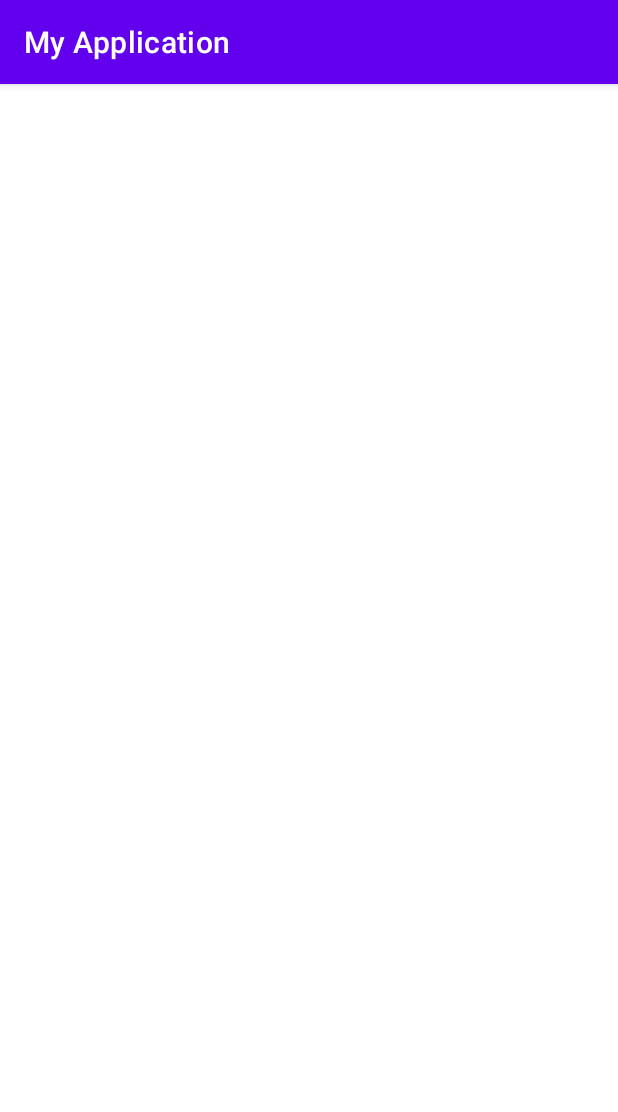
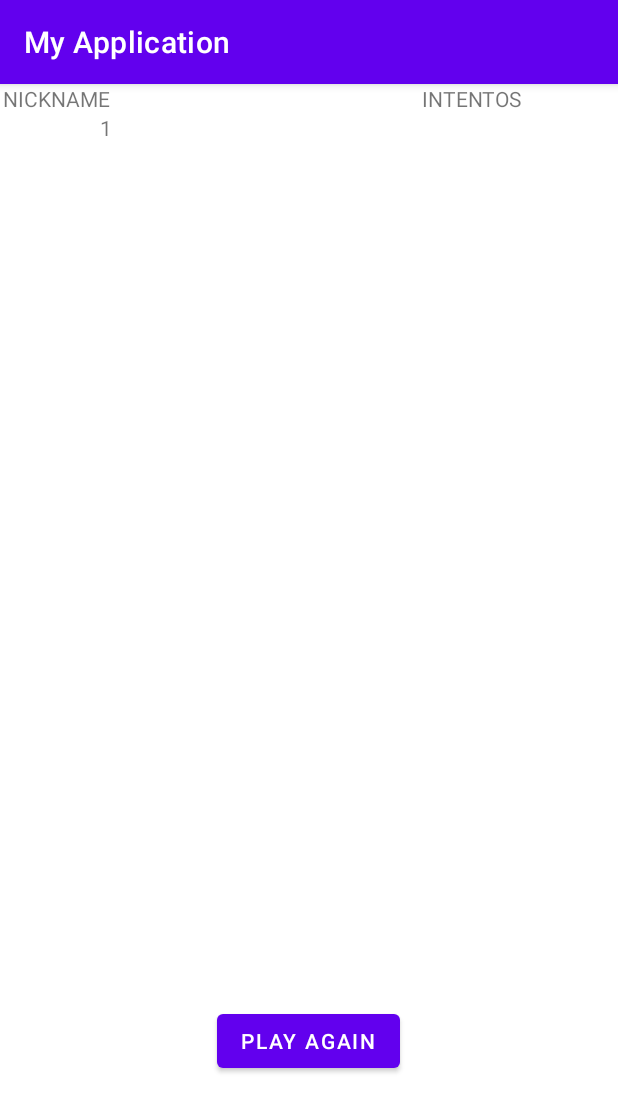
Before and after one commit to LariosAlex/ENDREVINA, an Android app: the Ranking screen opened directly, with no data from a screen before it, on a phone screen of 412 x 824 dp. Shown: the top 1112 px of the screen. Run offline under Robolectric (Android 15) with nearby library versions, the phone set to English and light mode, and no system bars; 3 statements that could not run were skipped.

Commit message:
Endrevina -- Viernes 8 de Octubre

```diff
--- a/app/src/main/java/com/example/myapplication/Ranking.java
+++ b/app/src/main/java/com/example/myapplication/Ranking.java
@@ -2,7 +2,15 @@ package com.example.myapplication;
 
 import androidx.appcompat.app.AppCompatActivity;
 
+import android.content.Intent;
 import android.os.Bundle;
+import android.view.View;
+import android.widget.Button;
+import android.widget.TableLayout;
+import android.widget.TableRow;
+import android.widget.TextView;
+
+import java.util.HashMap;
 
 public class Ranking extends AppCompatActivity {
 
@@ -10,5 +18,39 @@ public class Ranking extends AppCompatActivity {
     protected void onCreate(Bundle savedInstanceState) {
         super.onCreate(savedInstanceState);
         setContentView(R.layout.activity_ranking);
+        //Bucle a partir de aqui
+        TableRow.LayoutParams  params1=new TableRow.LayoutParams(TableLayout.LayoutParams.WRAP_CONTENT, TableLayout.LayoutParams.WRAP_CONTENT,1.0f);
+        TableRow.LayoutParams params2=new TableRow.LayoutParams(TableRow.LayoutParams.WRAP_CONTENT, TableRow.LayoutParams.WRAP_CONTENT);
+        TableLayout tbl=(TableLayout) findViewById(R.id.rankingTable);
+
+        //Datos de la lista de usuarios-ranking
+
+        HashMap<String, Integer> nombre = getIntent().getStringExtra("User");
+        String intentos = Integer.toString(getIntent().getIntExtra("Intents", 1));
+        HashMap<String, Integer> map = getIntent();
+
+        TableRow row=new TableRow(this);
+        TextView txt1=new TextView(this);
+        TextView txt2=new TextView(this);
+        //Un txt por cada  variable
+        txt1.setText(nombre);
+        txt2.setText(intentos);
+
+        //Añadir parametros
+        txt1.setLayoutParams(params1);
+        txt2.setLayoutParams(params1);
+
+        row.addView(txt1);
+        row.addView(txt2);
+
+        row.setLayoutParams(params2);
+        tbl.addView(row);
+        //Hasta aqui el bucle
+
+        /*final Button button = findViewById(R.id.playAgainButton);
+        button.setOnClickListener(new View.OnClickListener() {
+            Intent intent = new Intent (v.getContext(), MainActivity.class);
+            startActivity(intent);
+        }*/
     }
 }
--- a/app/src/main/res/layout/activity_ranking.xml
+++ b/app/src/main/res/layout/activity_ranking.xml
@@ -6,4 +6,40 @@
     android:layout_height="match_parent"
     tools:context=".Ranking">
 
+    <TableLayout
+        android:id="@+id/rankingTable"
+        android:layout_width="408dp"
+        android:layout_height="507dp"
+        android:stretchColumns="1"
+        app:layout_constraintEnd_toEndOf="parent"
+        app:layout_constraintStart_toStartOf="parent"
+        app:layout_constraintTop_toTopOf="parent">
+
+        <TableRow android:layout_height="50mm">
+
+            <TextView
+                android:layout_width="40mm"
+                android:layout_height="wrap_content"
+                android:layout_column="1"
+                android:text="NICKNAME" />
+
+            <TextView
+                android:gravity="right"
+                android:paddingRight="10mm"
+                android:text="INTENTOS" />
+        </TableRow>
+    </TableLayout>
+
+    <Button
+        android:id="@+id/playAgainButton"
+        android:layout_width="wrap_content"
+        android:layout_height="wrap_content"
+        android:text="Play Again"
+        app:layout_constraintBottom_toBottomOf="parent"
+        app:layout_constraintEnd_toEndOf="parent"
+        app:layout_constraintHorizontal_bias="0.498"
+        app:layout_constraintStart_toStartOf="parent"
+        app:layout_constraintTop_toTopOf="parent"
+        app:layout_constraintVertical_bias="0.853" />
+
 </androidx.constraintlayout.widget.ConstraintLayout>
```
Also changed, not shown: app/src/main/java/com/example/myapplication/MainActivity.java (+9 -4 lines), app/src/main/res/layout/activity_main.xml (+22 -3 lines).
